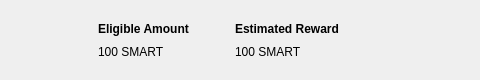
Before: the Qt Designer form src/qt/forms/smartrewardentry.ui in SmartCash/Core-Smart, drawn with Qt 5; both pictures show x 288 to 768 and y 0 to 80 of the 768 by 80 pixel window.
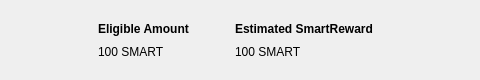
After: the same form once the commit is applied.

Commit message: qt: SmartReward text..

```diff
--- a/src/qt/forms/smartrewardentry.ui
+++ b/src/qt/forms/smartrewardentry.ui
@@ -152,7 +152,7 @@
             </font>
            </property>
            <property name="text">
-            <string>Estimated Reward</string>
+            <string>Estimated SmartReward</string>
            </property>
           </widget>
          </item>
```
